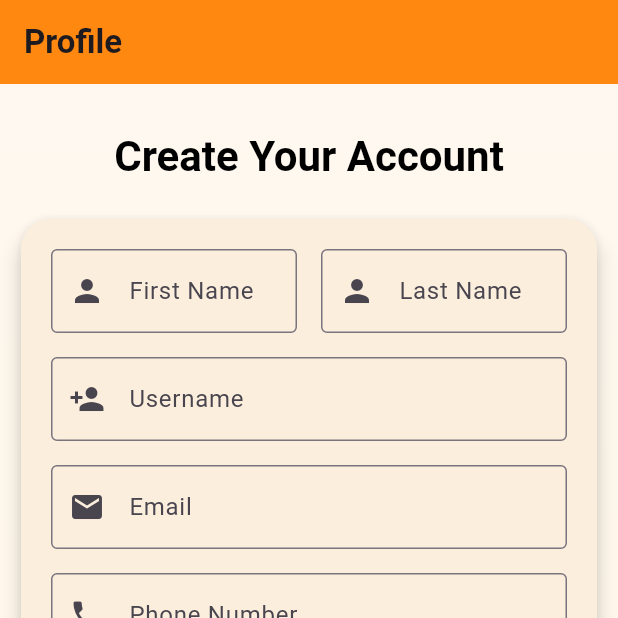
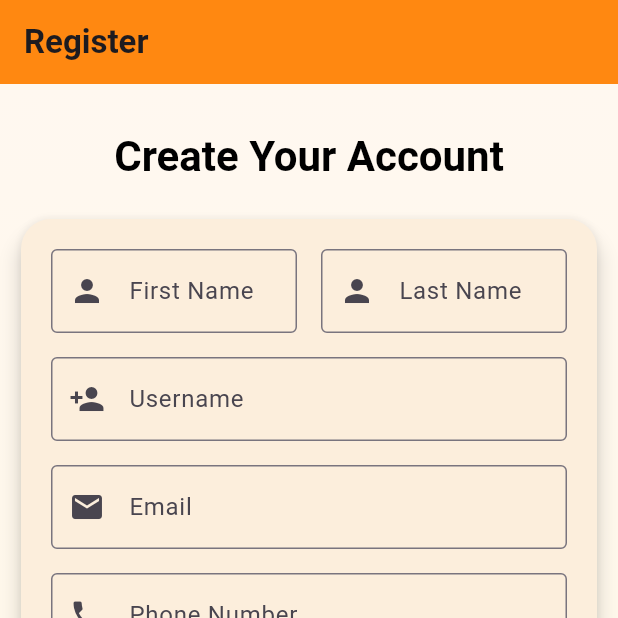
Before and after one commit to VanessaSimanta/UTS-Moprog-Food-Delivery-App, a Flutter app: the Register screen opened directly, on a phone screen of 412 x 824 dp, the top half of it. Run offline on Flutter 3.47's test engine with Material 3 defaults, Android fonts, the phone set to English and light mode, and no system bars; our stand-ins replace google_nav_bar, shared_preferences; missing offline and left inert: carousel_slider_plus; accounts and stored records are empty; network calls fail.

Commit message:
mini fix

```diff
--- a/uts_mobile_programming/lib/screen/menu_screen.dart
+++ b/uts_mobile_programming/lib/screen/menu_screen.dart
@@ -20,7 +20,7 @@ class _MenuScreenState extends State<MenuScreen> {
     return Scaffold(
       appBar: AppBarWidget(
         title: const Text(
-          "Profile",
+          "Menu",
           style: TextStyle(
             fontWeight: FontWeight.bold,
           ),
--- a/uts_mobile_programming/lib/screen/register.dart
+++ b/uts_mobile_programming/lib/screen/register.dart
@@ -73,7 +73,7 @@ class _RegisterState extends State<Register> {
     return Scaffold(
       appBar: AppBarWidget(
         title: const Text(
-          "Profile",
+          "Register",
           style: TextStyle(
             fontWeight: FontWeight.bold,
           ),
--- a/uts_mobile_programming/lib/services/constant.dart
+++ b/uts_mobile_programming/lib/services/constant.dart
@@ -1,5 +1,5 @@
 //link url untuk connect ke back end
-const baseURL = 'http://192.168.0.135:8000/api';
+const baseURL = 'http://192.168.2.254:8000/api';
 const loginURL = baseURL + '/login';
 const registerURL = baseURL + '/register';
 const logoutURL = baseURL + '/logout';
```
Also changed, not shown: uts_mobile_programming/lib/screen/home.dart (+6 -3 lines).
